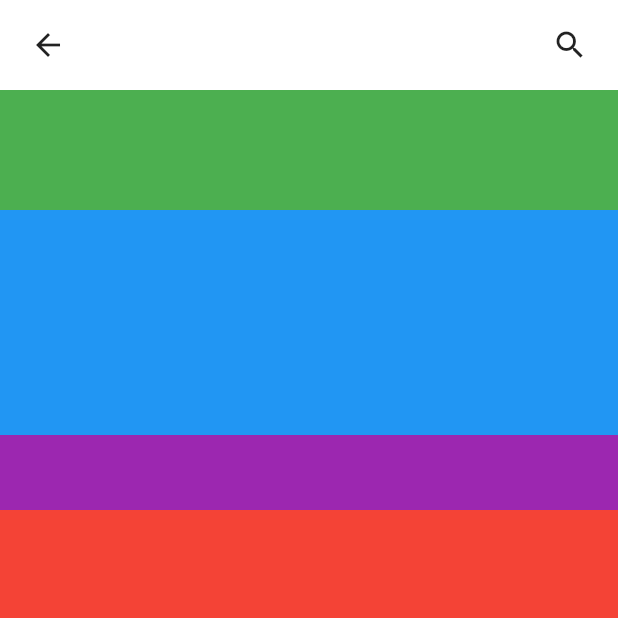
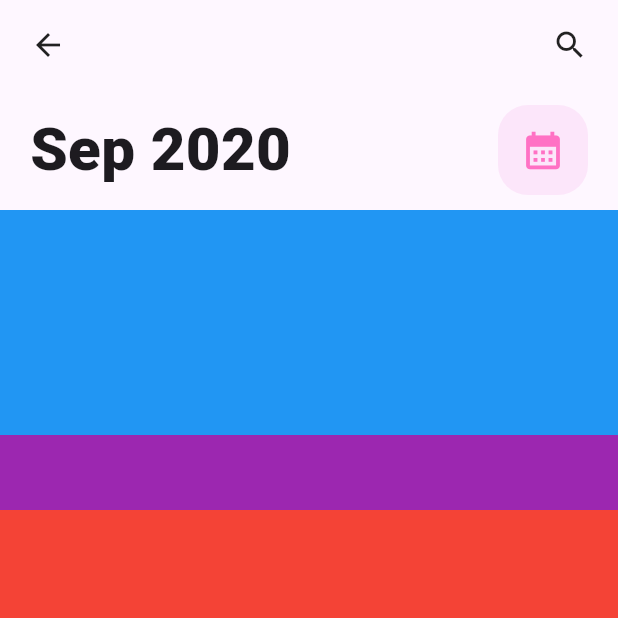
Before and after one commit to maximeroucher/formationflutter, a Flutter app: the screen it shows after launch, on a phone screen of 412 x 824 dp, the top half of it. Run offline on Flutter 3.47's test engine with Material 2 defaults, Android fonts, the phone set to English and light mode, and no system bars.

Commit message:
feat: adding title bar

```diff
--- a/lib/main.dart
+++ b/lib/main.dart
@@ -11,12 +11,11 @@ class MyApp extends StatelessWidget {
   @override
   Widget build(BuildContext context) {
     return MaterialApp(
-      title: 'Flutter Demo',
-      theme: ThemeData(
-        colorScheme: ColorScheme.fromSeed(seedColor: Colors.deepPurple),
-        useMaterial3: true,
-      ),
-      home: const TutoPage()
-    );
+        title: 'Flutter Demo',
+        theme: ThemeData(
+          colorScheme: ColorScheme.fromSeed(seedColor: Colors.deepPurple),
+          useMaterial3: true,
+        ),
+        home: const Scaffold(body: TutoPage()));
   }
 }
--- /dev/null
+++ b/lib/title_bar.dart
@@ -0,0 +1,28 @@
+import 'package:flutter/material.dart';
+
+class TitleBar extends StatelessWidget {
+  const TitleBar({super.key});
+
+  @override
+  Widget build(BuildContext context) {
+    return SizedBox(
+        height: 80,
+        child: Padding(
+          padding: const EdgeInsets.symmetric(horizontal: 20),
+          child:
+              Row(mainAxisAlignment: MainAxisAlignment.spaceBetween, children: [
+            const Text(
+              "Sep 2020",
+              style: TextStyle(fontSize: 40, fontWeight: FontWeight.w900),
+            ),
+            Container(
+                padding: const EdgeInsets.all(15),
+                decoration: BoxDecoration(
+                    color: const Color.fromARGB(255, 252, 230, 250),
+                    borderRadius: BorderRadius.circular(20)),
+                child: const Icon(Icons.calendar_month,
+                    color: Color.fromARGB(255, 255, 113, 196), size: 30))
+          ]),
+        ));
+  }
+}
--- a/lib/tuto_page.dart
+++ b/lib/tuto_page.dart
@@ -1,4 +1,5 @@
 import 'package:flutter/material.dart';
+import 'package:formationflutter/title_bar.dart';
 import 'package:formationflutter/top_bar.dart';
 
 class TutoPage extends StatelessWidget {
@@ -8,10 +9,7 @@ class TutoPage extends StatelessWidget {
   Widget build(BuildContext context) {
     return Column(children: [
       const TopBar(),
-      Container(
-        color: Colors.green,
-        height: 80,
-      ),
+      const TitleBar(),
       Container(
         color: Colors.blue,
         height: 150,
```
